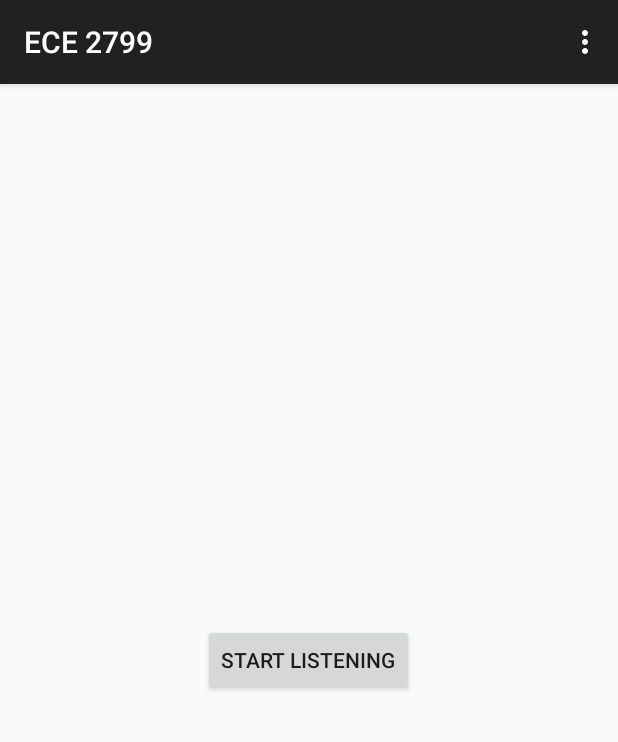
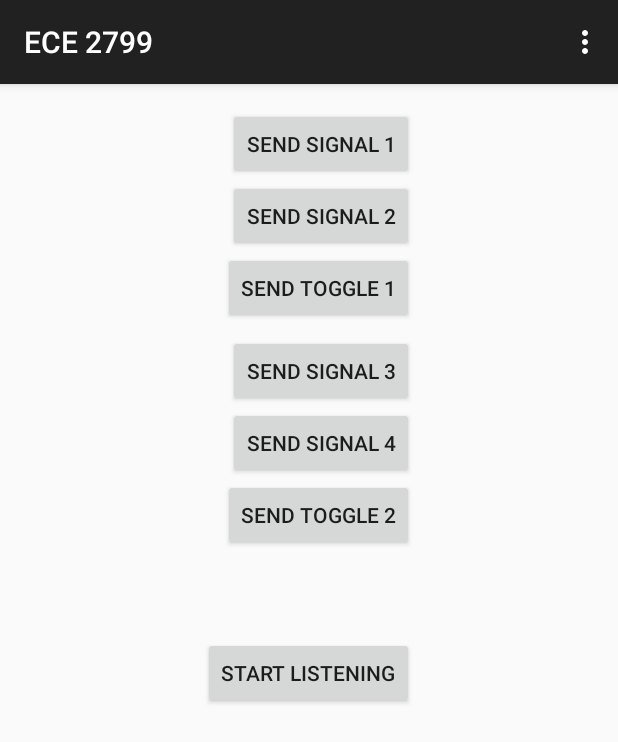
Before and after one commit to anthonydresser/ece2799, an Android app: the screen it shows after launch (MainActivity), on a phone screen of 412 x 824 dp. Shown: the top 742 px of the screen. Run offline under Robolectric (Android 15) with nearby library versions, the phone set to English and light mode, and no system bars; 1 statement that could not run was skipped.

Commit message:
Anthony: Updated git with most recent Android and Arduino applications

```diff
--- a/Android/ECE2799/app/src/main/java/com/anthonydresser/ece2799/MainActivity.java
+++ b/Android/ECE2799/app/src/main/java/com/anthonydresser/ece2799/MainActivity.java
@@ -23,26 +23,27 @@ public class MainActivity extends ActionBarActivity {
 
     private TextView txtText;
     private ConsumerIrManager mCIR;
-    int[] pattern_lighton = {1901, 4453, 625, 1614, 625, 1588, 625, 1614, 625, 442, 625, 442, 625,
-            468, 625, 442, 625, 494, 572, 1614, 625, 1588, 625, 1614, 625, 494, 572, 442, 651,
-            442, 625, 442, 625, 442, 625, 1614, 625, 1588, 651, 1588, 625, 442, 625, 494, 598,
-            442, 625, 442, 625, 520, 572, 442, 625, 442, 625, 442, 651, 1588, 625, 1614, 625,
-            1588, 625, 1614, 625, 1588, 625, 48958};
-    int[] pattern_lightoff = {1901, 4053, 625, 1614, 625, 1588, 625, 1614, 625, 442, 625, 442, 625,
-            468, 625, 442, 1025, 494, 572, 1614, 625, 1588, 625, 1614, 625, 494, 572, 442, 651,
-            442, 625, 442, 625, 442, 625, 1614, 625, 1588, 651, 1588, 625, 442, 625, 494, 598,
-            442, 625, 442, 625, 520, 572, 442, 625, 442, 625, 442, 651, 1588, 625, 1614, 625,
-            1588, 625, 1614, 625, 1588, 625, 48958};
-    int[] pattern_fanon = {1901, 4453, 625, 1614, 625, 1588, 625, 1614, 625, 442, 625, 442, 625,
-            468, 625, 442, 625, 494, 572, 1614, 625, 1088, 625, 1614, 625, 494, 572, 442, 651,
-            442, 625, 442, 625, 442, 625, 1614, 1125, 1588, 651, 1588, 625, 442, 625, 494, 598,
-            442, 625, 442, 625, 520, 572, 442, 625, 442, 625, 442, 651, 1588, 625, 1614, 625,
-            1588, 625, 1614, 625, 1588, 625, 48958};
-    int[] pattern_fanoff = {1901, 4453, 625, 1614, 625, 1588, 625, 1014, 625, 442, 625, 442, 625,
-            468, 625, 442, 625, 494, 572, 1614, 625, 1588, 625, 1614, 625, 494, 572, 442, 651,
-            442, 625, 442, 625, 442, 625, 1614, 625, 1588, 1251, 1588, 625, 442, 625, 494, 598,
-            442, 625, 442, 625, 520, 572, 442, 625, 442, 625, 442, 651, 1588, 625, 1614, 625,
-            1588, 625, 1614, 625, 1588, 625, 48958};
+    int[] pattern_test = {562, 562, 562, 1687, 562, 562, 562, 1687, 562, 562, 562, 562, 562, 562,
+            562, 562, 562, 562, 562, 1687, 562, 562, 562, 1687, 562, 562, 562, 562, 562, 562, 562,
+            562};
+    int[] pattern_lighton = {562, 562, 562, 1687, 562, 562, 562, 1687, 562, 562, 562, 562, 562, 562,
+            562, 562, 562, 562, 562, 1687, 562, 562, 562, 1687, 562, 562, 562, 562, 562, 562, 562,
+            562};
+    int[] pattern_lightoff = {562, 562, 562, 1687, 562, 562, 562, 1687, 562, 562, 562, 562, 562, 562,
+            562, 562, 562, 562, 562, 1687, 562, 562, 562, 1687, 562, 562, 562, 562, 562, 562, 562,
+            562, 562, 1687, 562, 1687};
+    int[] pattern_lighttoggle = {562, 562, 562, 1687, 562, 562, 562, 1687, 562, 562, 562, 562, 562, 562,
+            562, 562, 562, 562, 562, 1687, 562, 562, 562, 1687, 562, 562, 562, 562, 562, 562, 562,
+            562, 562, 1687, 562, 1687, 562, 562, 562, 1687};
+    int[] pattern_fanon = {562, 562, 562, 1687, 562, 562, 562, 1687, 562, 562, 562, 562, 562, 562,
+            562, 562, 562, 562, 562, 1687, 562, 562, 562, 1687, 562, 562, 562, 562, 562, 562, 562,
+            562, 562, 562, 562, 562};
+    int[] pattern_fanoff = {562, 562, 562, 1687, 562, 562, 562, 1687, 562, 562, 562, 562, 562, 562,
+            562, 562, 562, 562, 562, 1687, 562, 562, 562, 1687, 562, 562, 562, 562, 562, 562, 562,
+            562, 562, 562, 562, 1687, 562, 562};
+    int[] pattern_fantoggle = {562, 562, 562, 1687, 562, 562, 562, 1687, 562, 562, 562, 562, 562, 562,
+            562, 562, 562, 562, 562, 1687, 562, 562, 562, 1687, 562, 562, 562, 562, 562, 562, 562,
+            562, 562, 562, 562, 1687, 562, 562, 562, 1687, 562, 562};
 
     @Override
     protected void onCreate(Bundle savedInstanceState) {
@@ -50,6 +51,12 @@ public class MainActivity extends ActionBarActivity {
         setContentView(R.layout.activity_main);
         txtText = (TextView) findViewById(R.id.textView);
         final Button updateBtn = (Button) findViewById(R.id.button);
+        final Button send1Btn = (Button) findViewById(R.id.button_send_1);
+        final Button send2Btn = (Button) findViewById(R.id.button_send_2);
+        final Button send3Btn = (Button) findViewById(R.id.button_send_3);
+        final Button send4Btn = (Button) findViewById(R.id.button_send_4);
+        final Button sendtoggle1Btn = (Button) findViewById(R.id.button_send_toggle_1);
+        final Button sendtoggle2Btn = (Button) findViewById(R.id.button_send_toggle_2);
         mCIR = (ConsumerIrManager) getSystemService(Context.CONSUMER_IR_SERVICE);
         if (!mCIR.hasIrEmitter()) {
             Toast t = Toast.makeText(getApplicationContext(),
@@ -74,6 +81,46 @@ public class MainActivity extends ActionBarActivity {
                             Toast.LENGTH_SHORT);
                     t.show();
                 }
+            }
+        });
+
+        send1Btn.setOnClickListener(new View.OnClickListener() {
+            @Override
+            public void onClick(View v) {
+                mCIR.transmit(38222, pattern_lighton);
+            }
+        });
+
+        send2Btn.setOnClickListener(new View.OnClickListener() {
+            @Override
+            public void onClick(View v) {
+                mCIR.transmit(38222, pattern_lightoff);
+            }
+        });
+
+        send3Btn.setOnClickListener(new View.OnClickListener() {
+            @Override
+            public void onClick(View v) {
+                mCIR.transmit(38222, pattern_fanon);
+            }
+        });
+
+        send4Btn.setOnClickListener(new View.OnClickListener() {
+            @Override
+        public void onClick(View v) {
+                mCIR.transmit(38222, pattern_fanoff);
+            }
+        });
+        sendtoggle1Btn.setOnClickListener(new View.OnClickListener() {
+            @Override
+            public void onClick(View v) {
+                mCIR.transmit(38222, pattern_lighttoggle);
+            }
+        });
+        sendtoggle2Btn.setOnClickListener(new View.OnClickListener() {
+            @Override
+            public void onClick(View v) {
+                mCIR.transmit(38222, pattern_fantoggle);
             }
         });
     }
@@ -102,20 +149,22 @@ public class MainActivity extends ActionBarActivity {
                     txtText.setText(results);
 
                     if (results.toLowerCase().contains("light"))
-                        if(results.toLowerCase().contains("on"))
-                            mCIR.transmit(38400, pattern_lighton);
-                        else if(results.toLowerCase().contains("off"))
-                            mCIR.transmit(38400, pattern_lightoff);
+                        if (results.toLowerCase().contains("on"))
+                            mCIR.transmit(38222, pattern_lighton);
+                        else if (results.toLowerCase().contains("off"))
+                            mCIR.transmit(38222, pattern_lightoff);
+                        else
+                            mCIR.transmit(38222, pattern_lighttoggle);
                     if (results.toLowerCase().contains("fan"))
-                        if(results.toLowerCase().contains("on"))
-                            mCIR.transmit(38400, pattern_fanon);
-                        else if(results.toLowerCase().contains("off"))
-                            mCIR.transmit(38400, pattern_fanoff);
-
+                        if (results.toLowerCase().contains("on"))
+                            mCIR.transmit(38222, pattern_fanon);
+                        else if (results.toLowerCase().contains("off"))
+                            mCIR.transmit(38222, pattern_fanoff);
+                        else
+                            mCIR.transmit(38222, pattern_fantoggle);
                 }
                 break;
             }
-
         }
     }
 
--- a/Android/ECE2799/app/src/main/res/layout/activity_main.xml
+++ b/Android/ECE2799/app/src/main/res/layout/activity_main.xml
@@ -10,8 +10,9 @@
         android:layout_height="wrap_content"
         android:text="Start Listening"
         android:id="@+id/button"
-        android:layout_centerVertical="true"
-        android:layout_centerHorizontal="true" />
+        android:layout_below="@+id/button_send_4"
+        android:layout_centerHorizontal="true"
+        android:layout_marginTop="105dp" />
 
     <TextView
         android:layout_width="wrap_content"
@@ -20,4 +21,53 @@
         android:layout_marginTop="81dp"
         android:layout_below="@+id/button"
         android:layout_centerHorizontal="true" />
+
+    <Button
+        android:layout_width="wrap_content"
+        android:layout_height="wrap_content"
+        android:text="Send Signal 1"
+        android:id="@+id/button_send_1"
+        android:layout_alignParentTop="true"
+        android:layout_alignEnd="@+id/button" />
+
+    <Button
+        android:layout_width="wrap_content"
+        android:layout_height="wrap_content"
+        android:text="Send Signal 2"
+        android:id="@+id/button_send_2"
+        android:layout_below="@+id/button_send_1"
+        android:layout_alignEnd="@+id/button_send_1" />
+
+    <Button
+        android:layout_width="wrap_content"
+        android:layout_height="wrap_content"
+        android:text="Send Signal 3"
+        android:id="@+id/button_send_3"
+        android:layout_below="@+id/button_send_2"
+        android:layout_alignStart="@+id/button_send_4"
+        android:layout_marginTop="55dp" />
+
+    <Button
+        android:layout_width="wrap_content"
+        android:layout_height="wrap_content"
+        android:text="Send Signal 4"
+        android:id="@+id/button_send_4"
+        android:layout_below="@+id/button_send_3"
+        android:layout_alignEnd="@+id/button_send_toggle_1" />
+
+    <Button
+        android:layout_width="wrap_content"
+        android:layout_height="wrap_content"
+        android:text="Send Toggle 1"
+        android:id="@+id/button_send_toggle_1"
+        android:layout_below="@+id/button_send_2"
+        android:layout_alignEnd="@+id/button_send_2" />
+
+    <Button
+        android:layout_width="wrap_content"
+        android:layout_height="wrap_content"
+        android:text="Send Toggle 2"
+        android:id="@+id/button_send_toggle_2"
+        android:layout_below="@+id/button_send_4"
+        android:layout_alignEnd="@+id/button_send_4" />
 </RelativeLayout>
```
Also changed, not shown: 4 other files.
